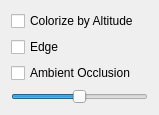
Old version of the form terrainviewoptionswindow.ui in the repository yvt/terravox.
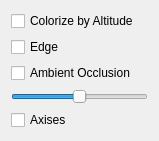
New version of the form.

```diff
--- a/terrainviewoptionswindow.ui
+++ b/terrainviewoptionswindow.ui
@@ -7,7 +7,7 @@
     <x>0</x>
     <y>0</y>
     <width>159</width>
-    <height>113</height>
+    <height>141</height>
    </rect>
   </property>
   <property name="sizePolicy">
@@ -66,6 +66,13 @@
      </property>
     </widget>
    </item>
+   <item>
+    <widget class="QCheckBox" name="axisesCheck">
+     <property name="text">
+      <string>Axises</string>
+     </property>
+    </widget>
+   </item>
   </layout>
  </widget>
  <resources/>
```
